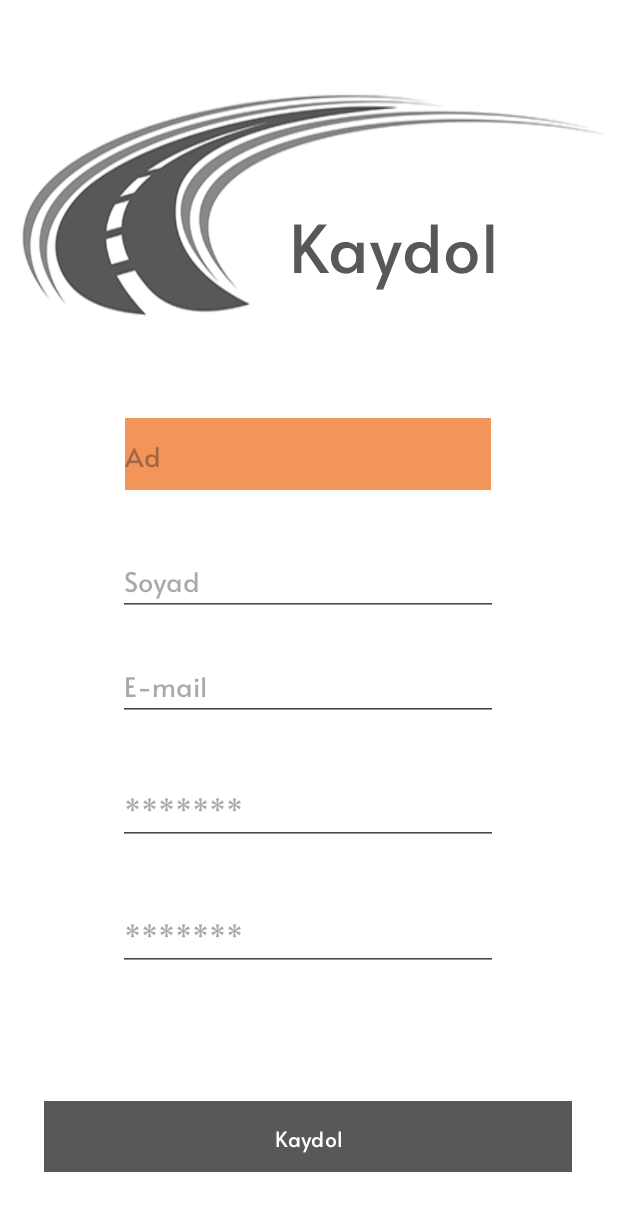
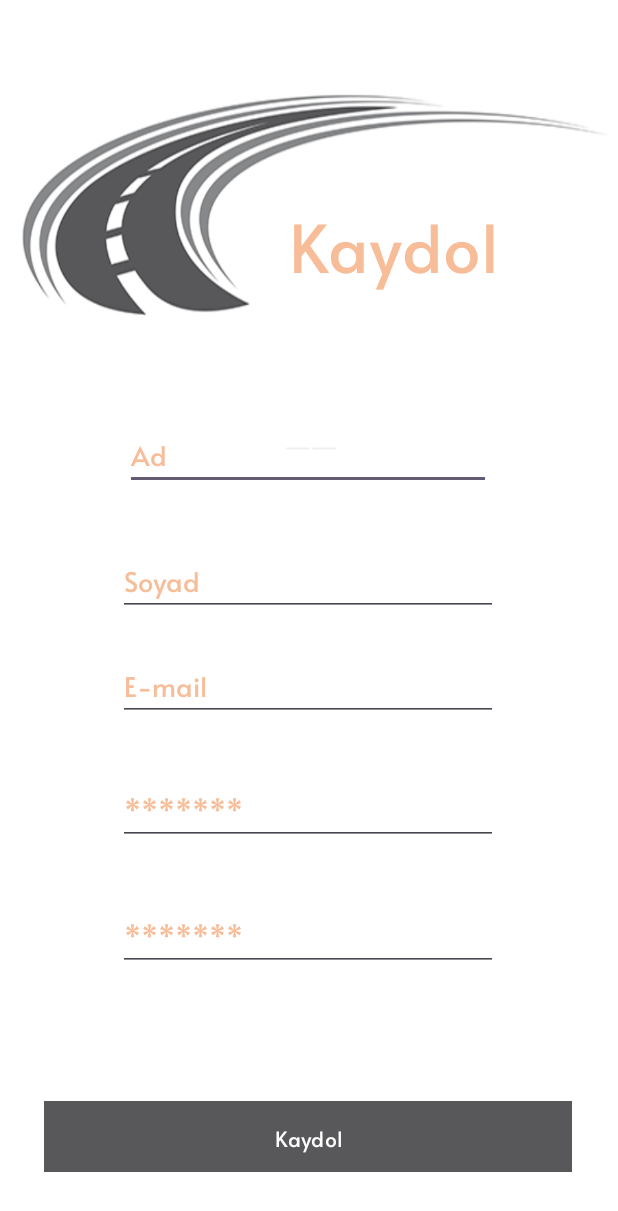
Before and after one commit to baranselklnc/LogisticLink, an Android app: the CarrierLoginScreen screen opened directly, with no data from a screen before it, on a phone screen of 412 x 824 dp. Shown: the top 1211 px of the screen. Run offline under Robolectric (Android 15) with nearby library versions, the phone set to English and light mode, and no system bars.

Commit message:
register page and something crush files.

```diff
--- a/app/src/main/res/layout/activity_carrier_login_screen.xml
+++ b/app/src/main/res/layout/activity_carrier_login_screen.xml
@@ -13,7 +13,7 @@
         android:layout_height="90dp"
         android:fontFamily="@font/alata"
         android:text="Kaydol"
-        android:textColor="#58585A"
+        android:textColor="#9EF29359"
         android:textSize="44sp"
         app:layout_constraintBottom_toBottomOf="parent"
         app:layout_constraintEnd_toEndOf="parent"
@@ -23,8 +23,8 @@
         app:layout_constraintVertical_bias="0.173" />
 
     <EditText
+        android:textColorHint="#9EF29359"
         android:id="@+id/editTextText"
-        style="@style/CustomEditTextStyle"
         android:layout_width="244dp"
         android:layout_height="48dp"
         android:ems="10"
@@ -37,7 +37,8 @@
         app:layout_constraintHorizontal_bias="0.496"
         app:layout_constraintStart_toStartOf="parent"
         app:layout_constraintTop_toTopOf="parent"
-        app:layout_constraintVertical_bias="0.359" />
+        app:layout_constraintVertical_bias="0.359"
+      />
 
     <EditText
         android:id="@+id/editTextTextEmailAddress"
@@ -46,6 +47,7 @@
         android:ems="10"
         android:fontFamily="@font/alata"
 
+        android:textColorHint="#9EF29359"
 
         android:hint="E-mail"
         android:inputType="textEmailAddress"
@@ -60,6 +62,7 @@
         android:id="@+id/editTextTextPassword2"
         android:layout_width="wrap_content"
         android:layout_height="wrap_content"
+        android:textColorHint="#9EF29359"
 
         android:ems="10"
         android:fontFamily="@font/alata"
@@ -75,6 +78,7 @@
     <EditText
         android:id="@+id/editTextTextPassword"
         android:layout_width="wrap_content"
+        android:textColorHint="#9EF29359"
 
         android:layout_height="wrap_content"
         android:ems="10"
@@ -95,6 +99,7 @@
         android:ems="10"
         android:fontFamily="@font/alata"
         android:hint="Soyad"
+        android:textColorHint="#9EF29359"
 
         android:inputType="text"
         app:layout_constraintBottom_toBottomOf="parent"
@@ -105,12 +110,13 @@
         app:layout_constraintVertical_bias="0.467" />
 
     <Button
-        android:id="@+id/button"
+        android:id="@+id/buttonKaydol"
         android:layout_width="352dp"
         android:layout_height="47dp"
-        android:background="@color/buttonColor"
+        android:background="@color/brandColor"
         android:backgroundTint="#F29359"
         android:fontFamily="@font/alata"
+        android:clickable="true"
         android:text="Kaydol"
         android:textColor="#FFFFFF"
         android:textColorHighlight="#F29359"
```
